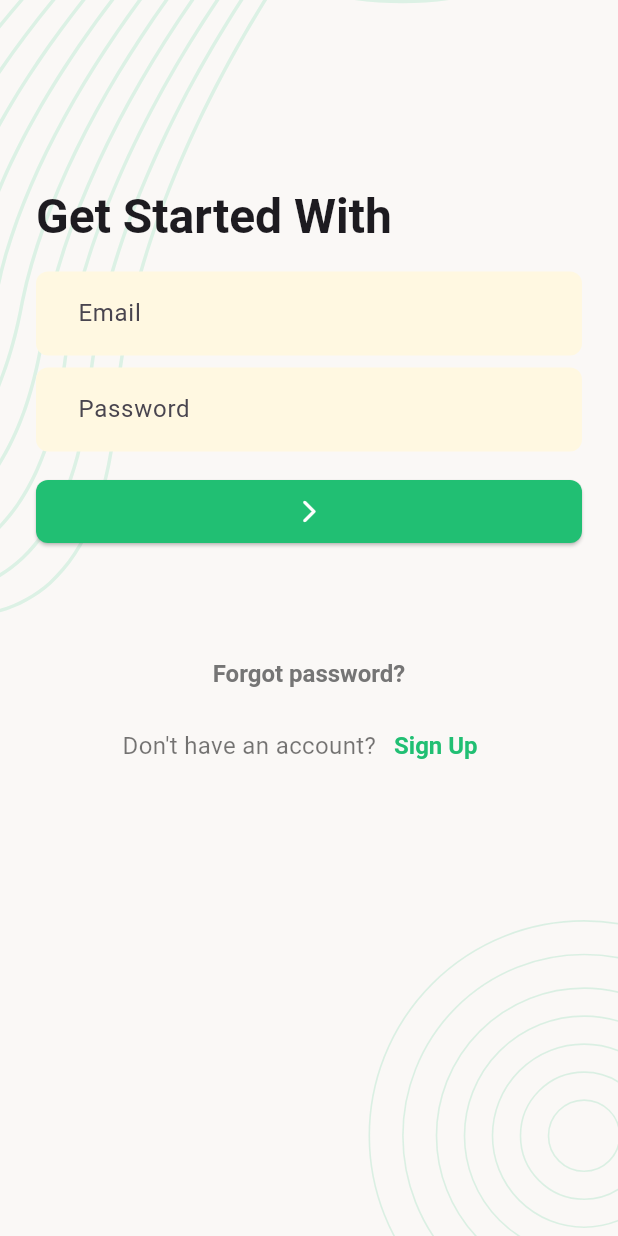
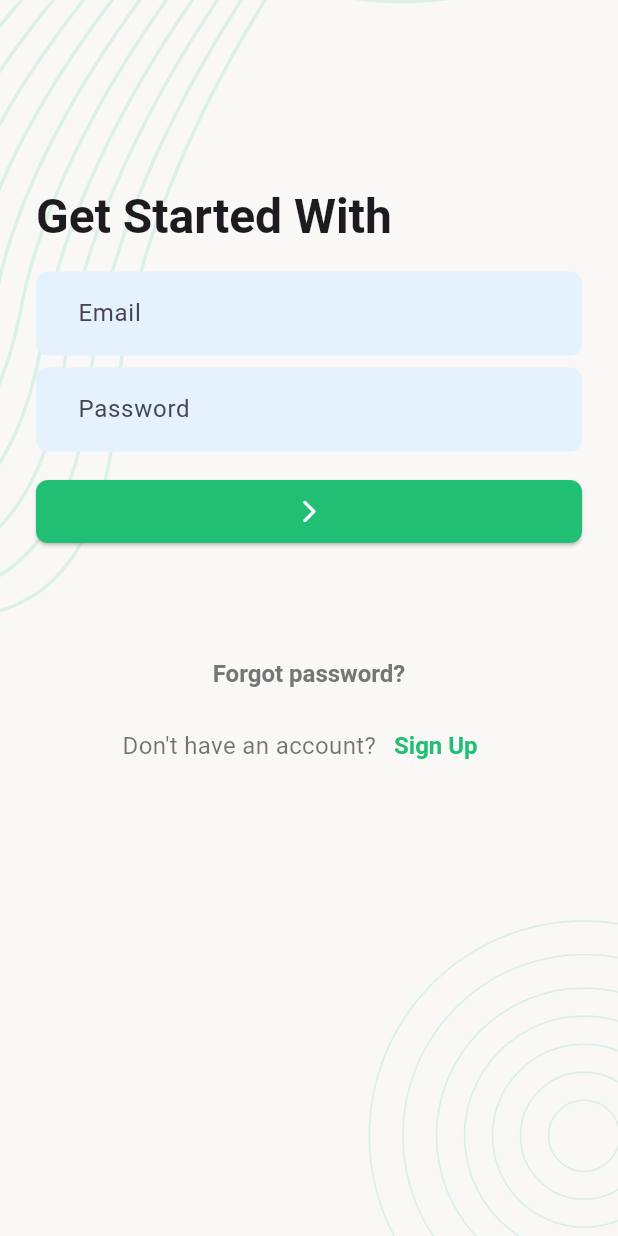
Before and after one commit to anup30/task_manager_getx, a Flutter app: the screen it shows after launch, on a phone screen of 412 x 824 dp. Run offline on Flutter 3.47's test engine with Material 3 defaults, Android fonts, the phone set to English and light mode, and no system bars; our stand-ins replace flutter_svg, get, image_picker, pin_code_fields, shared_preferences; accounts and stored records are empty.

Commit message:
commit 2

```diff
--- a/lib/app.dart
+++ b/lib/app.dart
@@ -1,4 +1,6 @@
 import 'package:flutter/material.dart';
+import 'package:get/get.dart';
+import 'package:task_manager_getx/controller_binder.dart';
 import 'package:task_manager_getx/presentation/screens/splash_screen.dart';
 import 'package:task_manager_getx/presentation/screens/update_profile_screen.dart';
 import 'package:task_manager_getx/presentation/utils/app_colors.dart';
@@ -15,7 +17,7 @@ class TaskManager extends StatefulWidget {
 class _TaskManagerState extends State<TaskManager> {
   @override
   Widget build(BuildContext context) {
-    return MaterialApp(
+    return GetMaterialApp( // was MaterialApp
       navigatorKey: TaskManager.navigatorKey, //----------------------------------
       //navigatorObservers: [],
       title: "Task Manager",
@@ -26,10 +28,14 @@ class _TaskManagerState extends State<TaskManager> {
         //'/signIn':(context)=> SignInScreen(),
         '/updateProfileScreen':(context)=> const UpdateProfileScreen(),
       },
-      theme: ThemeData(
+      theme: _themeData,
+      initialBinding: ControllerBinder(),
+    );
+  }
+  final ThemeData _themeData = ThemeData(
     fontFamily: 'Roboto',
     inputDecorationTheme: InputDecorationTheme(
-          fillColor: Colors.amber[50], //--- change to white
+      fillColor: Colors.blue[50], //--- change to white
       filled: true,
       contentPadding:
       const EdgeInsets.symmetric(horizontal: 24,vertical: 16),
@@ -68,12 +74,8 @@ class _TaskManagerState extends State<TaskManager> {
     chipTheme: ChipThemeData(
       //shape: CircleBorder(), //---------------------------------------------
       shape: RoundedRectangleBorder(borderRadius: BorderRadius.circular(50),),
-          //color: Color(0xFF123456), //----------------------------------------
-          //color: Colors.blue,
       backgroundColor: Colors.cyan,
       side: BorderSide.none,
     ),
-      ),
   );
 }
-}
--- /dev/null
+++ b/lib/controller_binder.dart
@@ -0,0 +1,9 @@
+import 'package:get/get.dart';
+import 'package:task_manager_getx/presentation/controllers/sign_in_controller.dart';
+
+class ControllerBinder extends Bindings {
+  @override
+  void dependencies() {
+    Get.lazyPut(() => SignInController()); // lazy, cos if already signed in
+  }
+}
--- a/lib/main.dart
+++ b/lib/main.dart
@@ -9,4 +9,7 @@ void main(){
 }
 
 // to do: taskStatusCount card size decrease.
-//to do: after successful delete, refresh page without calling api again?
+// to do: after successful delete, refresh page without calling api again?
+// use roboto font from asset
+
+// at 40:32
--- /dev/null
+++ b/lib/presentation/controllers/sign_in_controller.dart
@@ -0,0 +1,36 @@
+import 'package:get/get.dart';
+import 'package:task_manager_getx/data/services/network_caller.dart';
+
+import '../../data/models/login_response.dart';
+import '../../data/models/response_object.dart';
+import '../../data/utility/urls.dart';
+import 'auth_controller.dart';
+
+class SignInController extends GetxController{
+  bool _inProgress=false;
+  String? _errorMessage;
+  bool get inProgress => _inProgress; //getter
+  String get errorMessage => _errorMessage??'Login failed, try again';
+  Future<bool> signIn(String email, String password)async{
+    _inProgress=true;
+    update();
+    Map<String, dynamic> inputParams ={
+      "email":email,
+      "password":password,
+    };
+    final ResponseObject response = (await NetworkCaller.postRequest(Urls.login, inputParams, fromSignIn: true));
+    _inProgress=false;
+    if(response.isSuccess){
+      LoginResponse loginResponse = LoginResponse.fromJson(response.responseBody);
+      /// save the data to local cache
+      await AuthController.saveUserData(loginResponse.userData!);
+      await AuthController.saveUserToken(loginResponse.token!);
+      update();
+      return true;
+    }else{
+      _errorMessage= response.errorMessage;
+      update();
+      return false;
+    }
+  }
+}
--- a/lib/presentation/screens/auth/sign_in_screen.dart
+++ b/lib/presentation/screens/auth/sign_in_screen.dart
@@ -1,15 +1,11 @@
 import 'package:flutter/material.dart';
-import 'package:task_manager_getx/presentation/controllers/auth_controller.dart';
+import 'package:get/get.dart';
+import 'package:task_manager_getx/presentation/controllers/sign_in_controller.dart';
 import 'package:task_manager_getx/presentation/screens/auth/email_verification_screen.dart';
 import 'package:task_manager_getx/presentation/screens/main_bottom_nav_screen.dart';
 import 'package:task_manager_getx/presentation/screens/auth/sign_up_screen.dart';
 import 'package:task_manager_getx/presentation/widgets/background_widget.dart';
 import 'package:task_manager_getx/presentation/widgets/snack_bar_message.dart';
-
-import '../../../data/models/login_response.dart';
-import '../../../data/models/response_object.dart';
-import '../../../data/services/network_caller.dart';
-import '../../../data/utility/urls.dart';
 
 class SignInScreen extends StatefulWidget {
   const SignInScreen({super.key});
@@ -22,7 +18,7 @@ class _SignInScreenState extends State<SignInScreen> {
   final TextEditingController _emailTEController = TextEditingController();
   final TextEditingController _passwordTEController = TextEditingController();
   final GlobalKey<FormState> _formKey = GlobalKey<FormState>();
-  bool _isSignInInProgress = false; //_isLogInInProgress
+  final SignInController _signInController = Get.find<SignInController>();
   @override
   Widget build(BuildContext context) {
     return Scaffold(
@@ -47,7 +43,7 @@ class _SignInScreenState extends State<SignInScreen> {
                       hintText: 'Email',
                     ),
                     //to do: can we reuse the validator?
-                    validator: (String? val) { //-------------------------------------
+                    validator: (String? val) {
                       if (val?.trim().isEmpty ?? true) {
                         return 'Enter your e-mail';
                       }
@@ -62,7 +58,7 @@ class _SignInScreenState extends State<SignInScreen> {
                     decoration: const InputDecoration(
                       hintText: 'Password',
                     ),
-                    validator: (String? val) { //---------------------------------
+                    validator: (String? val) {
                       if (val?.trim().isEmpty ?? true) {
                         return 'Enter your password';
                       }
@@ -72,8 +68,10 @@ class _SignInScreenState extends State<SignInScreen> {
                   const SizedBox(height: 16),
                   SizedBox(
                     width: double.infinity,
-                        child: Visibility(
-                          visible: _isSignInInProgress==false,
+                        child: GetBuilder<SignInController>(
+                          builder: (signInController){
+                            return Visibility(
+                              visible: signInController.inProgress==false,
                               replacement: const Center(
                                 child: CircularProgressIndicator(),
                               ),
@@ -83,8 +81,10 @@ class _SignInScreenState extends State<SignInScreen> {
                                     _signIn();
                                   }
                                 },
-                              child: const Icon(Icons.arrow_forward_ios_rounded), // arrow_forward_ios_rounded, arrow_circle_right_outlined
+                                child: const Icon(Icons.arrow_forward_ios_rounded),
                               ),
+                            );
+                          },
                         ),
                       ),
                   const SizedBox(height: 60,),
@@ -135,24 +135,8 @@ class _SignInScreenState extends State<SignInScreen> {
   }
 
   Future<void> _signIn() async{
-    _isSignInInProgress=true;
-    setState(() {});
-    Map<String, dynamic> inputParams ={
-      "email":_emailTEController.text.trim(),
-      "password":_passwordTEController.text
-    };
-    final ResponseObject response = (await NetworkCaller.postRequest(Urls.login, inputParams, fromSignIn: true));
-    _isSignInInProgress=false;
-    setState(() {});
-    if(response.isSuccess){
-      if(!mounted){
-        return;
-      }
-      LoginResponse loginResponse = LoginResponse.fromJson(response.responseBody);
-      //print(loginResponse.userData?.firstName); //-------------------------------------------- <
-      /// save the data to local cache
-      await AuthController.saveUserData(loginResponse.userData!);
-      await AuthController.saveUserToken(loginResponse.token!);
+    final result= await _signInController.signIn(_emailTEController.text.trim(), _passwordTEController.text);
+    if(result){
       if(mounted){
         Navigator.pushAndRemoveUntil(
           context,
@@ -162,17 +146,16 @@ class _SignInScreenState extends State<SignInScreen> {
       }
     }else{
       if(mounted){
-        showSnackBarMessage(context, response.errorMessage ?? 'Login failed, please try again!');
+        showSnackBarMessage(context, _signInController.errorMessage);
       }
     }
   }
-
   @override
   void dispose() {
     super.dispose();
     _emailTEController.dispose();
     _passwordTEController.dispose();
     _formKey.currentState?.dispose();
-    // also close streams if they were present ! -------------------------------
+    // also close streams if they were present !
   }
 }
--- a/pubspec.yaml
+++ b/pubspec.yaml
@@ -17,6 +17,7 @@ dependencies:
   http: ^1.2.0
   shared_preferences: ^2.2.2
   image_picker: ^1.0.7
+  get: ^4.6.6
 
 dev_dependencies:
   flutter_test:
```
Also changed, not shown: pubspec.lock. Lines whose indentation alone changed are shown as unchanged.
